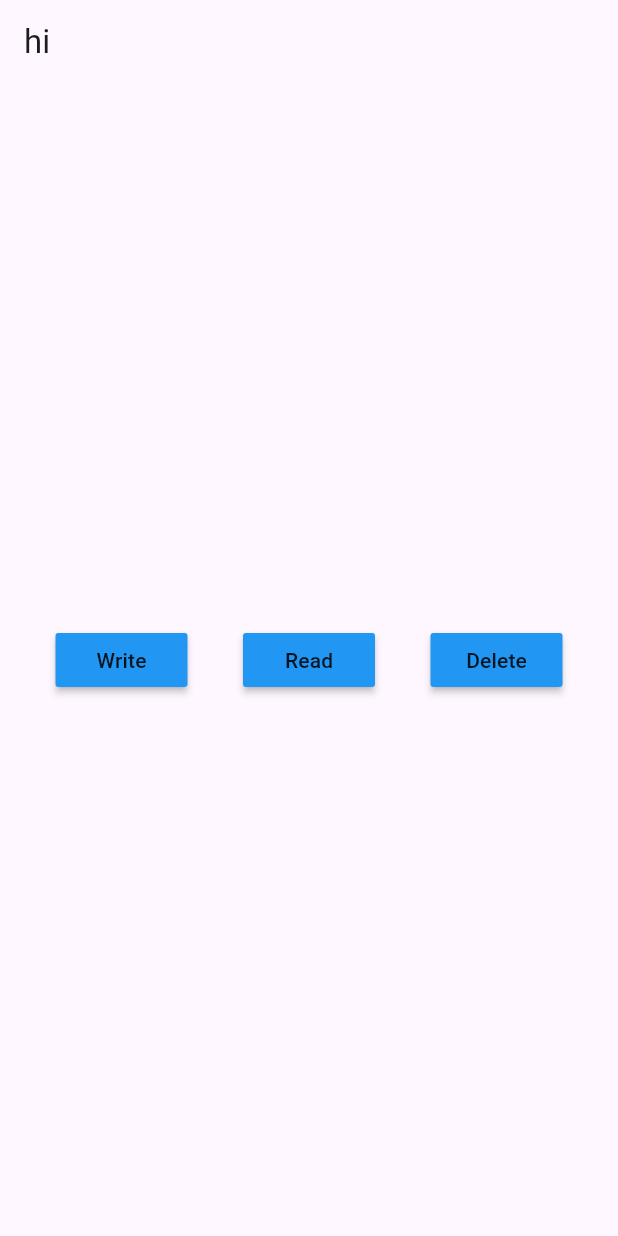
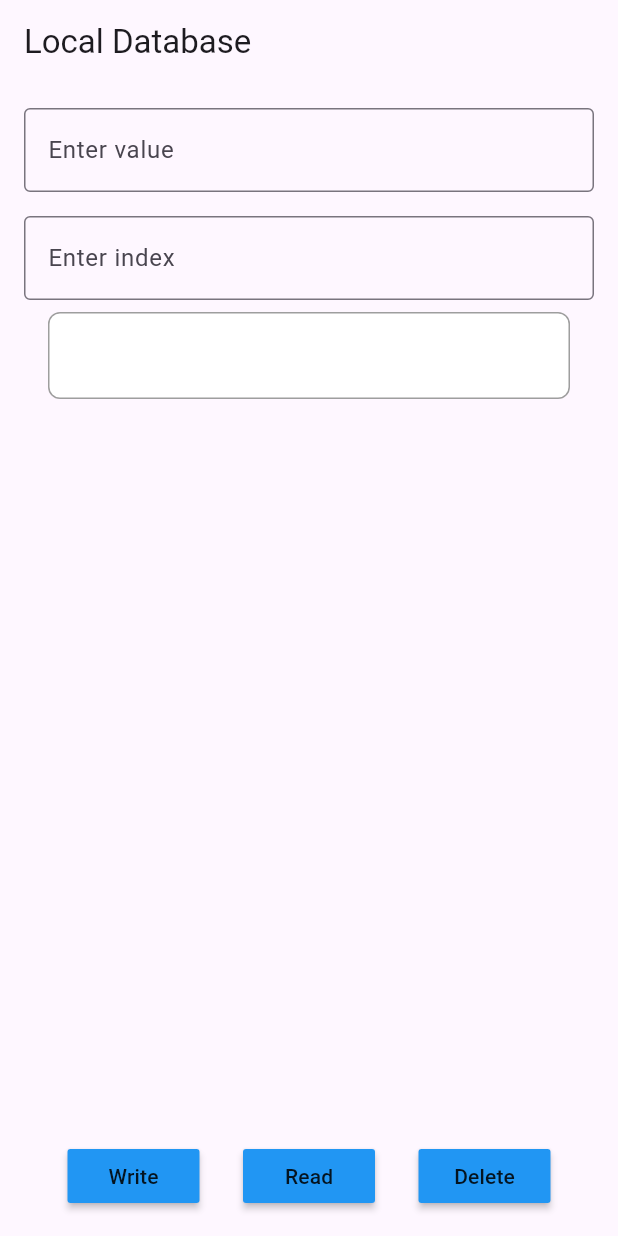
Before and after one commit to jwhatrucoding/Simple-Hive-App, a Flutter app: the screen it shows after launch, after a tap on "Write", on a phone screen of 412 x 824 dp. Run offline on Flutter 3.47's test engine with Material 3 defaults, Android fonts, the light colour scheme and no system bars; our stand-ins replace hive, hive_flutter; accounts and stored records are empty.

Commit message:
Added dynamic value and content will now be displayed in ListView

```diff
--- a/lib/pages/home_page.dart
+++ b/lib/pages/home_page.dart
@@ -16,31 +16,87 @@ class _HomePageState extends State<HomePage>{
   // variable
   //reference our box
   final _myBox = Hive.box('mybox');
+  final TextEditingController textControllerValue = TextEditingController();
+  final TextEditingController textControllerIndex = TextEditingController();
 
   //methods
   // write data
   void writeData() {
-    _myBox.put(1, 'Mitch');
+    _myBox.put(textControllerIndex.text, textControllerValue.text);
+    print(_myBox.get(1));
   }
 
   // read data
   void readData() {
-    print(_myBox.get(1));
+    print("In this version, you are able to see the content displayed in the ListView! :)");
   }
   // delete data
   void deleteData() {
-    _myBox.delete(1);
+    _myBox.clear();
+  }
+
+  // listview
+  Widget _buildListView() {
+    return Expanded(
+      child: ValueListenableBuilder(
+        valueListenable: _myBox.listenable(),
+        builder: (context, Box box, _) {
+          return ListView.builder(
+            itemCount: box.keys.length,
+            itemBuilder: (context, index) {
+              final key = box.keys.toList()[index];
+              final value = box.get(key);
+              return Container(
+                margin: EdgeInsets.symmetric(vertical: 8, horizontal: 16), // Add spacing around each item
+                decoration: BoxDecoration(
+                  color: Colors.white, // Background color for each item
+                  border: Border.all(
+                    color: Colors.grey, // Border color
+                    width: 1, // Border width
+                  ),
+                  borderRadius: BorderRadius.circular(8), // Rounded corners
+                ),
+                child: ListTile(
+                  title: Text(
+                    value.toString(),
+                    style: TextStyle(fontSize: 16), // Customize text style if needed
+                  ),
+                ),
+              );
+            },
+          );
+        },
+      ),
+    );
   }
   //UI
-
-
-
   @override
   Widget build(BuildContext context){
     return Scaffold(
-      appBar: AppBar(title: Text("hi"),),
-      body: Center(
-        child: Row(
+      appBar: AppBar(title: Text("Local Database"),),
+      body: Padding(
+        padding: const EdgeInsets.all(16.0),
+        child: Column(
+          mainAxisAlignment: MainAxisAlignment.center,
+          children: [
+            TextField(
+              controller: textControllerValue,
+              decoration: InputDecoration(
+                labelText: 'Enter value',
+                border: OutlineInputBorder(),
+              ),
+            ),
+            SizedBox(height: 16,),
+            TextField(
+              controller: textControllerIndex,
+              decoration: InputDecoration(
+                labelText: 'Enter index',
+                border: OutlineInputBorder(),
+              ),
+            ),
+            _buildListView(), // Call the separate method here
+            SizedBox(height: 20), // Add spacing between TextField and buttons
+            Row(
               mainAxisAlignment: MainAxisAlignment.spaceEvenly,
               children: [
                 MaterialButton(
@@ -60,6 +116,8 @@ class _HomePageState extends State<HomePage>{
                 ),
               ],
             ),
+          ],
+        ),
       ),
     );
   }
```
Lines whose indentation alone changed are shown as unchanged.
